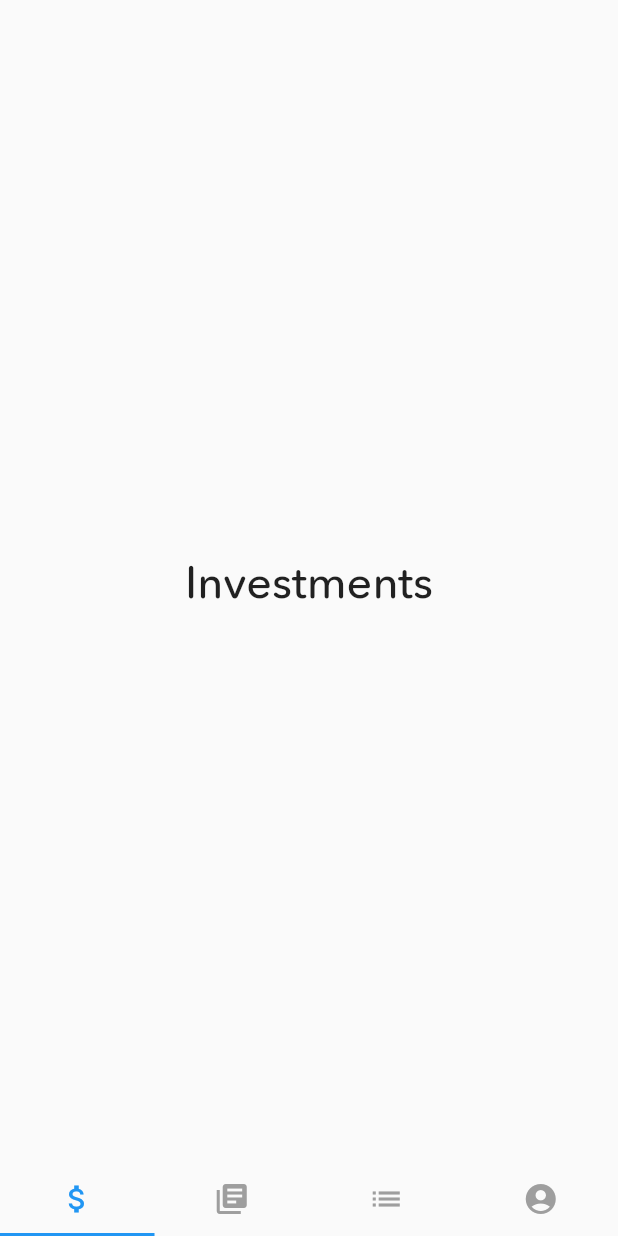
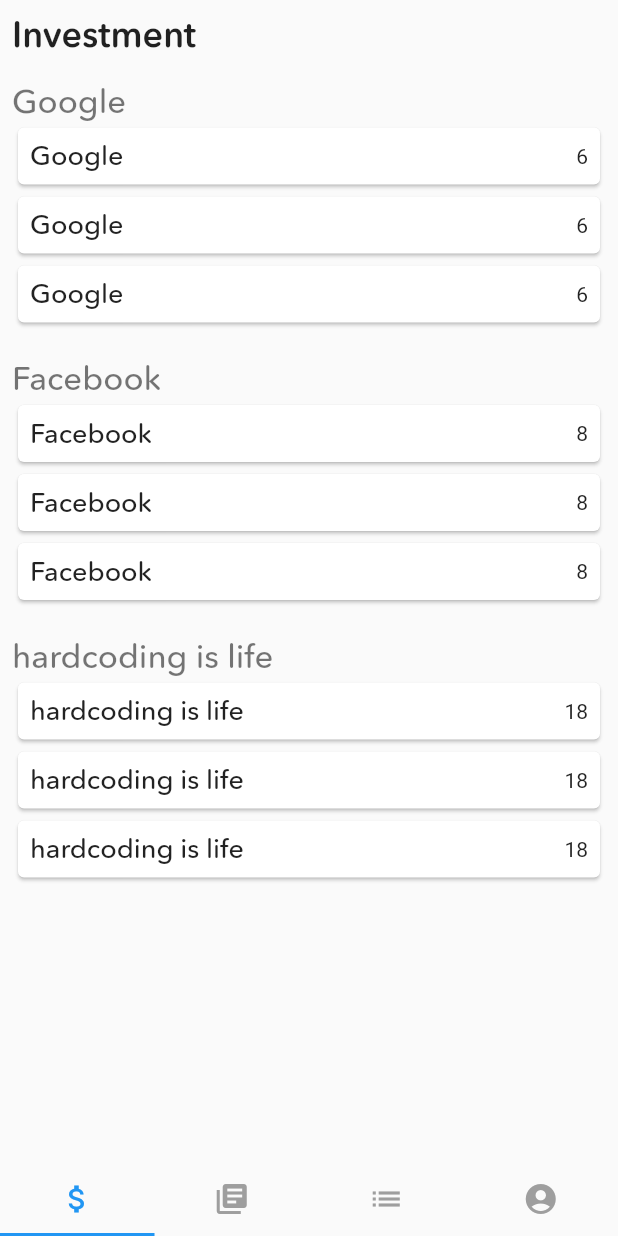
Before and after one commit to alexpavelm/DevHacksProject, a Flutter app: the screen it shows after launch, on a phone screen of 412 x 824 dp. Run offline on Flutter 3.47's test engine with Material 2 defaults, Android fonts, the light colour scheme and no system bars.

Commit message:
investment list system

```diff
--- a/lib/InvestmentPage/InvestmentView.dart
+++ b/lib/InvestmentPage/InvestmentView.dart
@@ -9,7 +9,62 @@
   @override
   Widget build(BuildContext context) {
     return Container(
-      child: Center(child: Text("Investments", style: TextStyle(fontFamily: 'Avenir', fontSize: 30, fontWeight: FontWeight.w500),)),
+      child: ListView(
+        children: <Widget>[
+          Padding(
+            padding: const EdgeInsets.all(8.0),
+            child: Text(
+              "Investment",
+              style: TextStyle(
+                  fontFamily: 'Avenir',
+                  fontWeight: FontWeight.w600,
+                  fontSize: 24),
+            ),
+          ),
+          Padding(
+            padding: const EdgeInsets.all(8.0),
+            child: buildList(),
+          )
+        ],
+      ),
+    );
+  }
+
+  Widget buildList() {
+    List<String> titles = new List();
+    titles.add("Google");
+    titles.add("Facebook");
+    titles.add("hardcoding is life");
+    return Column(
+      children: titles.map((data) => investBlock(data, data.length)).toList(),
+    );
+  }
+
+  Widget investBlock(String title, int points) {
+    return Padding(
+      padding: const EdgeInsets.only(bottom: 20),
+      child: Column(
+        crossAxisAlignment: CrossAxisAlignment.start,
+        children: <Widget>[
+          Text(title, style: TextStyle(fontFamily: 'Avenir', fontSize: 22, fontWeight: FontWeight.w500, color: Colors.black54),),
+          investCard(title, points),
+          investCard(title, points),
+          investCard(title, points),
+        ],
+      ),
+    );
+  }
+  Widget investCard(title, points) {
+    return Card(
+      child: Container(
+        child: Padding(
+          padding: const EdgeInsets.all(8.0),
+          child: Row(
+            mainAxisAlignment: MainAxisAlignment.spaceBetween,
+            children: <Widget>[Text(title, style: TextStyle(fontFamily: 'Avenir', fontSize: 18, fontWeight: FontWeight.w500),), Text(points.toString())],
+          ),
+        ),
+      ),
     );
   }
 }
--- a/lib/main.dart
+++ b/lib/main.dart
@@ -1,8 +1,19 @@
 import 'package:flutter/material.dart';
+import 'package:flutter/services.dart';
 
 import 'BottomNavBar.dart';
 
-void main() => runApp(MyApp());
+void main() {
+  runApp(MyApp());
+  SystemChrome.setSystemUIOverlayStyle(SystemUiOverlayStyle(
+    statusBarColor: Colors.transparent,
+    statusBarIconBrightness: Brightness.dark,
+    statusBarBrightness: Brightness.dark,
+    systemNavigationBarColor: Colors.white,
+    systemNavigationBarDividerColor: Colors.grey,
+    systemNavigationBarIconBrightness: Brightness.dark,
+  ));
+}
 
 class MyApp extends StatelessWidget {
   // This widget is the root of your application.
@@ -11,18 +22,11 @@
     return MaterialApp(
       title: 'Flutter Demo',
       theme: ThemeData(
-        // This is the theme of your application.
-        //
-        // Try running your application with "flutter run". You'll see the
-        // application has a blue toolbar. Then, without quitting the app, try
-        // changing the primarySwatch below to Colors.green and then invoke
-        // "hot reload" (press "r" in the console where you ran "flutter run",
-        // or simply save your changes to "hot reload" in a Flutter IDE).
-        // Notice that the counter didn't reset back to zero; the application
-        // is not restarted.
         primarySwatch: Colors.blue,
       ),
-      home: BottomNavBar(),
+      home: Scaffold(
+        body: SafeArea(child: BottomNavBar()),
+      ),
     );
   }
 }
```
